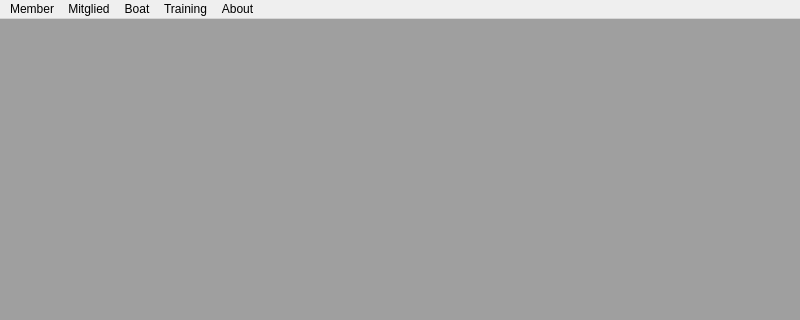
Old version of the form mainwin/mainwindow.ui in the repository Barbadan-Karabadan/KayakManagementSystem; both pictures show x 0 to 800 and y 0 to 320 of the 800 by 600 pixel window.
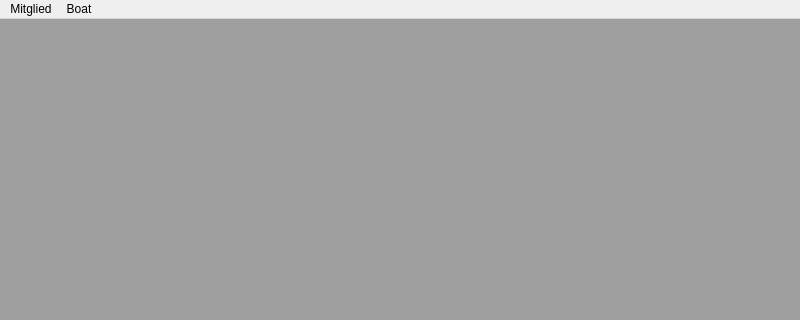
New version of the form. Icons and pictures are not drawn.

Patch:
```diff
--- a/mainwin/mainwindow.ui
+++ b/mainwin/mainwindow.ui
@@ -31,16 +31,9 @@
      <x>0</x>
      <y>0</y>
      <width>800</width>
-     <height>30</height>
+     <height>22</height>
     </rect>
    </property>
-   <widget class="QMenu" name="menuMember">
-    <property name="title">
-     <string>Member</string>
-    </property>
-    <addaction name="actionNewMember"/>
-    <addaction name="actionListMember"/>
-   </widget>
    <widget class="QMenu" name="menuBoat">
     <property name="title">
      <string>Boat</string>
@@ -54,24 +47,8 @@
     <addaction name="actionNewMitglied"/>
     <addaction name="actionListMitglied"/>
    </widget>
-   <widget class="QMenu" name="menuTraining">
-    <property name="title">
-     <string>Training</string>
-    </property>
-    <addaction name="actionListTrain"/>
-    <addaction name="actionNewTrain"/>
-   </widget>
-   <widget class="QMenu" name="menuAbout">
-    <property name="title">
-     <string>About</string>
-    </property>
-    <addaction name="actionAbout_Paddle_Management_System"/>
-   </widget>
-   <addaction name="menuMember"/>
    <addaction name="menuMitglied"/>
    <addaction name="menuBoat"/>
-   <addaction name="menuTraining"/>
-   <addaction name="menuAbout"/>
   </widget>
   <widget class="QStatusBar" name="statusbar"/>
   <action name="actionNewMember">
```
Left out of the diff: 44 changed lines with no effect on the pictures.
